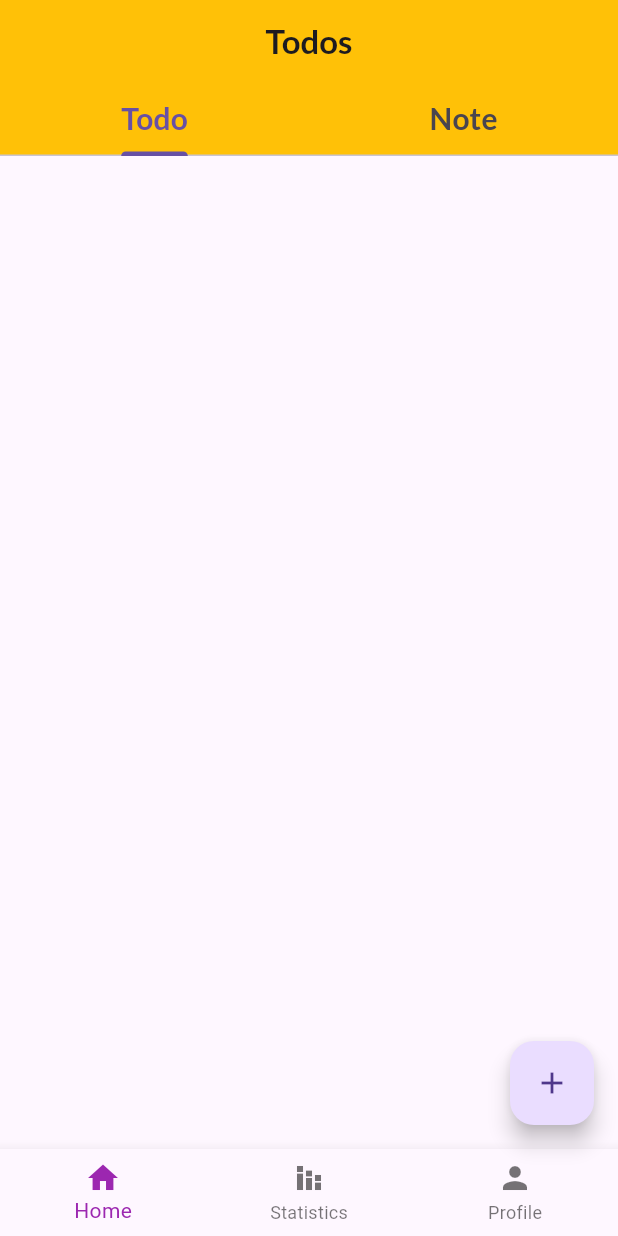
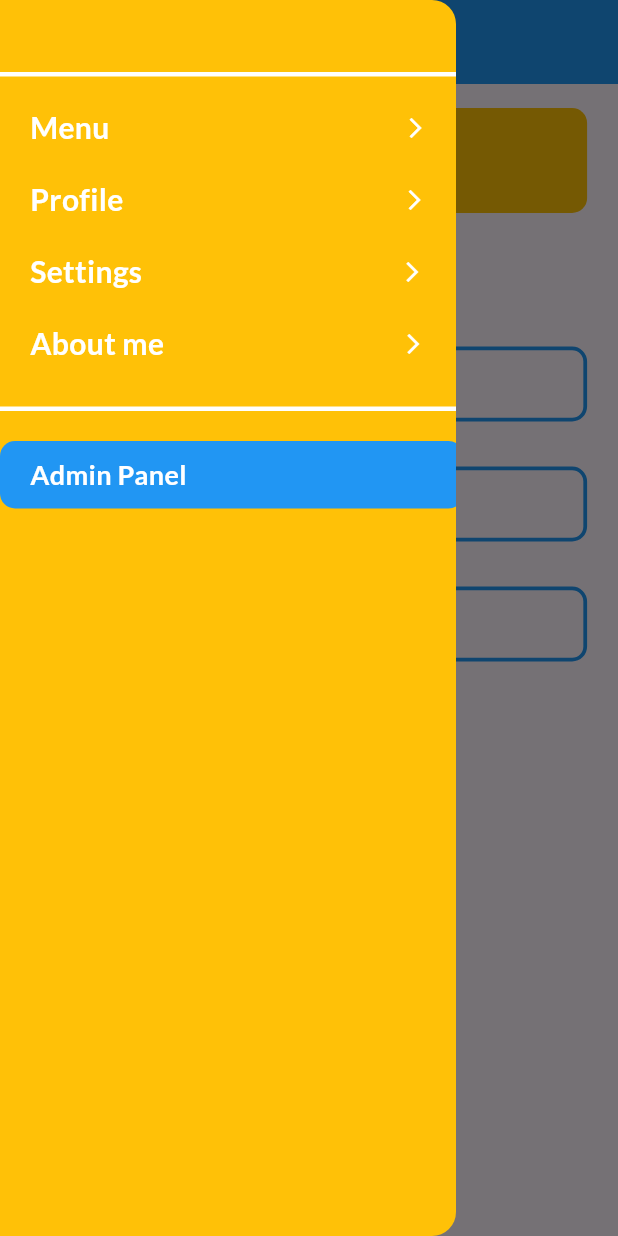
Before and after one commit to shokhbro/new_version_todo_note, a Flutter app: the screen it shows after launch, with the side drawer open (before the commit the screen has no drawer), on a phone screen of 412 x 824 dp. Run offline on Flutter 3.47's test engine with Material 3 defaults, Android fonts, the phone set to English and light mode, and no system bars; our stand-ins replace gap.

```diff
--- /dev/null
+++ b/lib/controllers/course_controller.dart
@@ -0,0 +1,11 @@
+import 'package:todo_note_project/models/course.dart';
+import 'package:todo_note_project/servises/course_http_servise.dart';
+
+class CourseController {
+  final courseController = CourseHttpServise();
+
+  Future<List<Course>> getCourse() async {
+    List<Course> courses = await courseController.fetchCourse();
+    return courses;
+  }
+}
--- a/lib/main.dart
+++ b/lib/main.dart
@@ -1,5 +1,5 @@
 import 'package:flutter/material.dart';
-import 'package:todo_note_project/views/screens/todo_screen.dart';
+import 'package:todo_note_project/views/screens/home_screen.dart';
 
 void main(List<String> args) {
   runApp(const MyApp());
@@ -12,7 +12,7 @@ class MyApp extends StatelessWidget {
   Widget build(BuildContext context) {
     return const MaterialApp(
       debugShowCheckedModeBanner: false,
-      home: TodoScreen(),
+      home: HomeScreen(),
     );
   }
 }
--- a/lib/views/screens/home_screen.dart
+++ b/lib/views/screens/home_screen.dart
@@ -0,0 +1,175 @@
+import 'package:flutter/material.dart';
+import 'package:gap/gap.dart';
+import 'package:todo_note_project/views/screens/cours_screen.dart';
+import 'package:todo_note_project/views/screens/todo_screen.dart';
+import 'package:todo_note_project/views/widgets/custom_drawer.dart';
+
+class HomeScreen extends StatelessWidget {
+  const HomeScreen({super.key});
+
+  @override
+  Widget build(BuildContext context) {
+    return Scaffold(
+      appBar: AppBar(
+        centerTitle: true,
+        backgroundColor: Colors.blue,
+        title: const Text(
+          "Home Screen",
+          style: TextStyle(
+            fontFamily: 'Lato',
+            color: Colors.white,
+          ),
+        ),
+      ),
+      body: Column(
+        children: [
+          Padding(
+            padding: const EdgeInsets.all(16.0),
+            child: Row(
+              mainAxisAlignment: MainAxisAlignment.center,
+              children: [
+                InkWell(
+                  onTap: () {
+                    Navigator.of(context)
+                        .push(MaterialPageRoute(builder: (ctx) {
+                      return const TodoScreen();
+                    }));
+                  },
+                  child: Container(
+                    width: MediaQuery.of(context).size.width * 0.9,
+                    height: 70,
+                    decoration: BoxDecoration(
+                      borderRadius: BorderRadius.circular(10),
+                      color: Colors.amber,
+                    ),
+                    child: const Center(
+                      child: Text(
+                        "Todos",
+                        style: TextStyle(
+                          fontFamily: 'Lato',
+                          fontSize: 25,
+                          color: Colors.white,
+                        ),
+                      ),
+                    ),
+                  ),
+                ),
+              ],
+            ),
+          ),
+          const Padding(
+            padding: EdgeInsets.all(15.0),
+            child: Row(
+              children: [
+                Text(
+                  "Courses",
+                  style: TextStyle(
+                    fontFamily: 'Lato',
+                    fontSize: 30,
+                  ),
+                )
+              ],
+            ),
+          ),
+          Row(
+            mainAxisAlignment: MainAxisAlignment.center,
+            children: [
+              InkWell(
+                onTap: () {
+                  Navigator.of(context).push(MaterialPageRoute(builder: (ctx) {
+                    return CoursScreen();
+                  }));
+                },
+                child: Container(
+                  width: MediaQuery.of(context).size.width * 0.9,
+                  height: 50,
+                  decoration: BoxDecoration(
+                    borderRadius: BorderRadius.circular(10),
+                    border: Border.all(
+                      color: Colors.blue,
+                      width: 2.5,
+                    ),
+                  ),
+                  child: const Row(
+                    children: [
+                      Gap(20),
+                      Text(
+                        "IT",
+                        style: TextStyle(
+                          fontFamily: 'lato',
+                          color: Colors.black,
+                          fontSize: 18,
+                        ),
+                      ),
+                    ],
+                  ),
+                ),
+              ),
+            ],
+          ),
+          const Gap(30),
+          Row(
+            mainAxisAlignment: MainAxisAlignment.center,
+            children: [
+              Container(
+                width: MediaQuery.of(context).size.width * 0.9,
+                height: 50,
+                decoration: BoxDecoration(
+                  borderRadius: BorderRadius.circular(10),
+                  border: Border.all(
+                    color: Colors.blue,
+                    width: 2.5,
+                  ),
+                ),
+                child: const Row(
+                  children: [
+                    Gap(20),
+                    Text(
+                      "Flutter Darslari",
+                      style: TextStyle(
+                        fontFamily: 'lato',
+                        color: Colors.black,
+                        fontSize: 18,
+                      ),
+                    ),
+                  ],
+                ),
+              ),
+            ],
+          ),
+          const Gap(30),
+          Row(
+            mainAxisAlignment: MainAxisAlignment.center,
+            children: [
+              Container(
+                width: MediaQuery.of(context).size.width * 0.9,
+                height: 50,
+                decoration: BoxDecoration(
+                  borderRadius: BorderRadius.circular(10),
+                  border: Border.all(
+                    color: Colors.blue,
+                    width: 2.5,
+                  ),
+                ),
+                child: const Row(
+                  children: [
+                    Gap(20),
+                    Text(
+                      "Noldan Python",
+                      style: TextStyle(
+                        fontFamily: 'lato',
+                        color: Colors.black,
+                        fontSize: 18,
+                      ),
+                    ),
+                  ],
+                ),
+              ),
+            ],
+          ),
+        ],
+      ),
+      drawer: const CustomDrawer(),
+    );
+  }
+}
--- /dev/null
+++ b/lib/views/widgets/custom_drawer.dart
@@ -0,0 +1,158 @@
+import 'package:flutter/material.dart';
+import 'package:gap/gap.dart';
+import 'package:todo_note_project/views/screens/admin_panel.dart';
+
+class CustomDrawer extends StatelessWidget {
+  const CustomDrawer({super.key});
+
+  @override
+  Widget build(BuildContext context) {
+    return Drawer(
+      backgroundColor: Colors.amber,
+      child: Column(
+        // mainAxisAlignment: MainAxisAlignment.center,
+        children: [
+          const Gap(50),
+          const Divider(
+            color: Colors.white,
+            height: 1,
+            thickness: 3,
+          ),
+          const Gap(10),
+          Column(
+            children: [
+              Row(
+                children: [
+                  const Gap(20),
+                  const Text(
+                    "Menu",
+                    style: TextStyle(
+                      fontFamily: 'Lato',
+                      color: Colors.white,
+                      fontSize: 20,
+                    ),
+                  ),
+                  const Gap(180),
+                  IconButton(
+                    onPressed: () {},
+                    icon: const Icon(
+                      Icons.arrow_forward_ios,
+                      size: 16,
+                      color: Colors.white,
+                    ),
+                  ),
+                ],
+              ),
+              Row(
+                children: [
+                  const Gap(20),
+                  const Text(
+                    "Profile",
+                    style: TextStyle(
+                      fontFamily: 'Lato',
+                      color: Colors.white,
+                      fontSize: 20,
+                    ),
+                  ),
+                  const Gap(170),
+                  IconButton(
+                    onPressed: () {},
+                    icon: const Icon(
+                      Icons.arrow_forward_ios,
+                      size: 16,
+                      color: Colors.white,
+                    ),
+                  ),
+                ],
+              ),
+              Row(
+                children: [
+                  const Gap(20),
+                  const Text(
+                    "Settings",
+                    style: TextStyle(
+                      fontFamily: 'Lato',
+                      color: Colors.white,
+                      fontSize: 20,
+                    ),
+                  ),
+                  const Gap(156),
+                  IconButton(
+                    onPressed: () {},
+                    icon: const Icon(
+                      Icons.arrow_forward_ios,
+                      size: 16,
+                      color: Colors.white,
+                    ),
+                  ),
+                ],
+              ),
+              Row(
+                children: [
+                  const Gap(20),
+                  const Text(
+                    "About me",
+                    style: TextStyle(
+                      fontFamily: 'Lato',
+                      color: Colors.white,
+                      fontSize: 20,
+                    ),
+                  ),
+                  const Gap(142),
+                  IconButton(
+                    onPressed: () {},
+                    icon: const Icon(
+                      Icons.arrow_forward_ios,
+                      size: 16,
+                      color: Colors.white,
+                    ),
+                  ),
+                ],
+              ),
+            ],
+          ),
+          const Gap(20),
+          const Divider(
+            color: Colors.white,
+            height: 1,
+            thickness: 3,
+          ),
+          const Gap(20),
+          Row(
+            mainAxisAlignment: MainAxisAlignment.center,
+            children: [
+              InkWell(
+                onTap: () {
+                  Navigator.of(context).push(MaterialPageRoute(builder: (ctx) {
+                    return const AdminPanel();
+                  }));
+                },
+                child: Container(
+                  width: MediaQuery.of(context).size.width * 0.75,
+                  height: 45,
+                  decoration: BoxDecoration(
+                    borderRadius: BorderRadius.circular(10),
+                    color: Colors.blue,
+                  ),
+                  child: const Row(
+                    children: [
+                      Gap(20),
+                      Text(
+                        "Admin Panel",
+                        style: TextStyle(
+                          fontFamily: 'Lato',
+                          color: Colors.white,
+                          fontSize: 18,
+                        ),
+                      ),
+                    ],
+                  ),
+                ),
+              ),
+            ],
+          ),
+        ],
+      ),
+    );
+  }
+}
--- a/lib/views/widgets/edit_profile.dart
+++ b/lib/views/widgets/edit_profile.dart
@@ -3,6 +3,8 @@ import 'package:flutter/material.dart';
 class EditProfile extends StatefulWidget {
   final String? initialName;
   final String? initialSurname;
+  final String? phoneNumber;
+
   final bool isEditing;
 
   const EditProfile({
@@ -10,6 +12,7 @@ class EditProfile extends StatefulWidget {
     this.initialName,
     this.initialSurname,
     required this.isEditing,
+    required this.phoneNumber,
   }) : super(key: key);
 
   @override
--- a/pubspec.yaml
+++ b/pubspec.yaml
@@ -37,6 +37,8 @@ dependencies:
   cupertino_icons: ^1.0.6
   gap: ^3.0.1
   intl: ^0.17.0
+  json_annotation: ^4.9.0
+  http: ^1.2.1
 
 dev_dependencies:
   flutter_test:
@@ -48,6 +50,8 @@ dev_dependencies:
   # package. See that file for information about deactivating specific lint
   # rules and activating additional ones.
   flutter_lints: ^3.0.0
+  json_serializable: ^6.8.0
+  build_runner: ^2.4.9
 
 # For information on the generic Dart part of this file, see the
 # following page: https://dart.dev/tools/pub/pubspec
```
Also changed, not shown: lib/models/course.dart (added, +31 -0 lines), lib/models/lesson.dart (added, +30 -0 lines), lib/models/quiz.dart (added, +26 -0 lines), lib/servises/course_http_servise.dart (added, +29 -0 lines), lib/views/screens/admin_panel.dart (added, +21 -0 lines), lib/views/screens/cours_screen.dart (added, +76 -0 lines), lib/views/screens/profile__screen.dart (+77 -13 lines), lib/models/course.g.dart (added), lib/models/lesson.g.dart (added), lib/models/quiz.g.dart (added), pubspec.lock.
